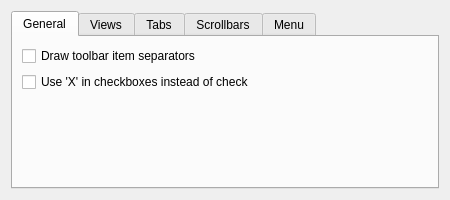
First picture: the form in kstyles/oxygen/config/oxygenconf.ui, repository KDE/kde-runtime, before the edit.
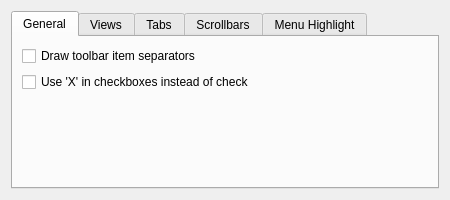
Second picture: the form after the edit.

Commit message: changed name for menu tab

Diff of the .ui file:
```diff
--- a/kstyles/oxygen/config/oxygenconf.ui
+++ b/kstyles/oxygen/config/oxygenconf.ui
@@ -235,7 +235,7 @@
      </widget>
      <widget class="QWidget" name="tab_5">
       <attribute name="title">
-       <string>Menu</string>
+       <string>Menu Highlight</string>
       </attribute>
       <layout class="QGridLayout" name="gridLayout_3">
        <item row="0" column="0" colspan="2">
```
